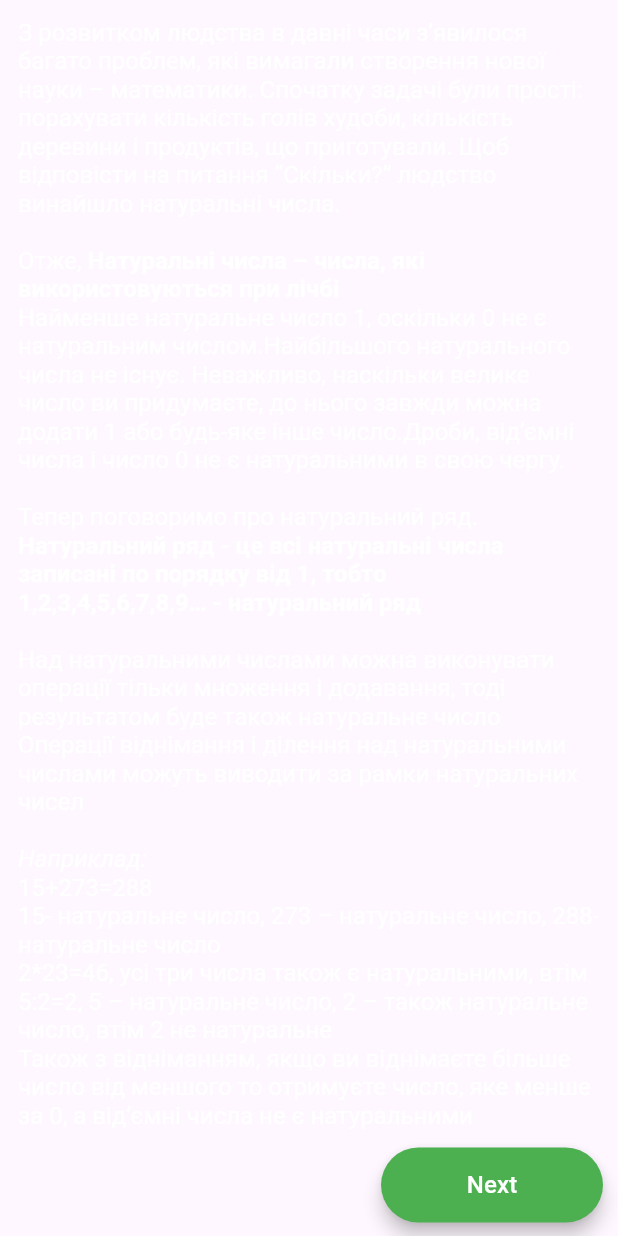
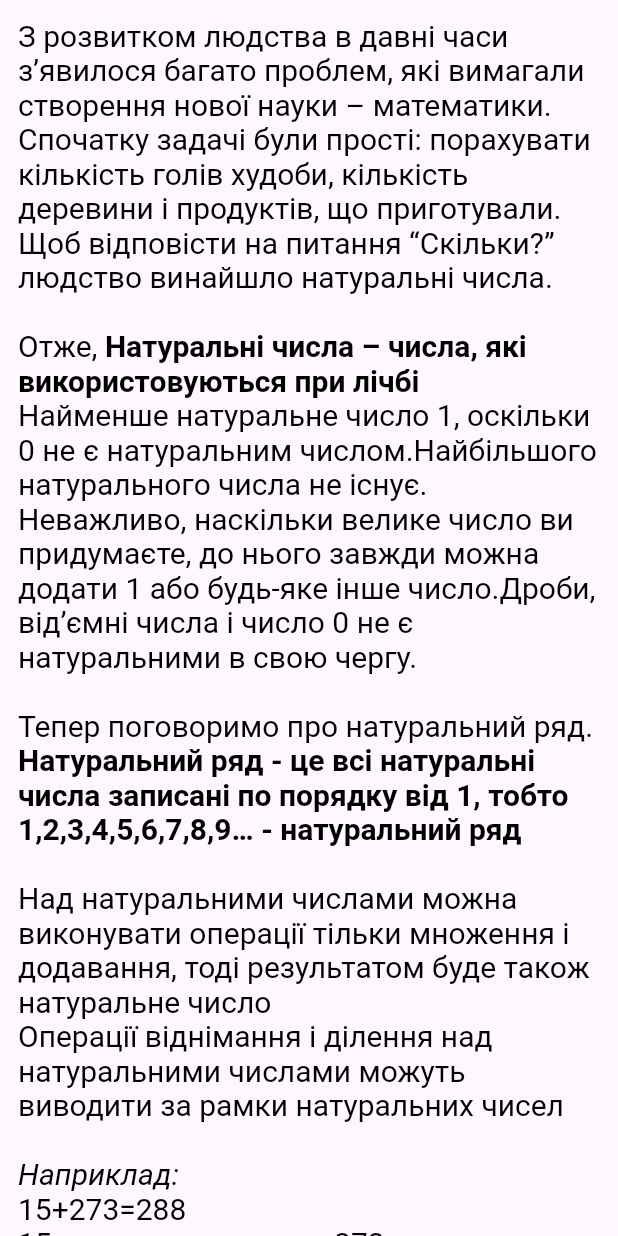
Before and after one commit to OleksijKhodzko/42, a Flutter app: the LessonContent widget shown alone on an empty page, opened directly, on a phone screen of 412 x 824 dp. Run offline on Flutter 3.47's test engine with Material 3 defaults, Android fonts, the phone set to English and light mode, and no system bars; our stand-ins replace cloud_firestore, device_preview, firebase_auth, firebase_core, firebase_storage, flutter_spinkit and 1 more; missing offline and left inert: firebase_auth_web, firebase_core_web, json_cache; accounts and stored records are empty; network calls fail.

Commit message:
Legendary commit

```diff
--- a/lib/main.dart
+++ b/lib/main.dart
@@ -23,8 +23,8 @@ Future<void> clearPrefs() async {
 }
 
 void main() {
-  const releaseMode = kReleaseMode;
-  // const releaseMode = true;
+  //const releaseMode = kReleaseMode;
+  const releaseMode = true;
   runApp(
     DevicePreview(
       enabled: !releaseMode,
--- a/lib/pages/lesson_page/lesson_parts/lesson_content.dart
+++ b/lib/pages/lesson_page/lesson_parts/lesson_content.dart
@@ -11,39 +11,64 @@ class LessonContent extends StatefulWidget {
 }
 
 class _LessonContentState extends State<LessonContent> {
-  List<bool> _buttonStates = [true, false, false, false];
+
+  List<bool> _buttonStates = [true, false, false, false, false, false, false, false, false];
+  List<GlobalKey> widgetsID = List.generate(9, (index) => GlobalKey());
+  final ScrollController _controller = ScrollController();
+  int blockIndex = 0;
+
+  void scrollToWidget(GlobalKey widgetKey) {
+
+    RenderBox box = widgetKey.currentContext!.findRenderObject() as RenderBox;
+    Offset position = box.localToGlobal(Offset.zero);
+
+
+    double appBarHeight = (Scaffold.of(context).appBarMaxHeight ?? 0.0) ;//- 50;// MediaQuery.of(context).padding.top;
+    double y = position.dy + appBarHeight + _controller.position.pixels;
+
+    _controller.animateTo(
+      y,
+      duration: const Duration(milliseconds: 300),
+      curve: Curves.easeInOut,
+    );
+  }
 
   @override
   Widget build(BuildContext context) {
-    return Column(
+    return ListView(
+      controller: _controller,
+      children: [
+        Column(
           children: [
               Visibility(
                 visible: _buttonStates[0],
+                key: widgetsID[0],
                 child: Column(
                   children: [
                     const Row(
                       children: [
                         Flexible(
+
                           child: TextParagraph(customText: [
                             TextSpan(text: "З розвитком людства в давні часи з’явилося багато проблем, які вимагали створення "
                                           "нової науки – математики. Спочатку задачі були прості: порахувати кількість голів худоби, кількість "
-                                      "деревини і продуктів, що приготували. Щоб відповісти на питання “Скільки?” людство винайшло натуральні числа.\n\nОтже, ", style: TextStyle(fontSize: 16)),
+                                          "деревини і продуктів, що приготували. Щоб відповісти на питання “Скільки?” людство винайшло натуральні числа.\n\nОтже, ", style: TextStyle()),
 
-                        TextSpan(text: "Натуральні числа – числа, які використовуються при лічбі\n", style: TextStyle(fontWeight: FontWeight.bold, fontSize: 16)),
+                            TextSpan(text: "Натуральні числа – числа, які використовуються при лічбі\n", style: TextStyle(fontWeight: FontWeight.bold)),
 
-                        TextSpan(text: "Найменше натуральне число 1, оскільки 0 не є натуральним числом.", style: TextStyle(fontSize: 16)),
+                            TextSpan(text: "Найменше натуральне число 1, оскільки 0 не є натуральним числом.", style: TextStyle()),
                             TextSpan(text: "Найбільшого натурального числа не існує. Неважливо, наскільки велике число ви придумаєте, "
-                                        "до нього завжди можна додати 1 або будь-яке інше число.", style: TextStyle(fontSize: 16)),
-                        TextSpan(text: "Дроби, від’ємні числа і число 0 не є натуральними в свою чергу.\n\n", style: TextStyle(fontSize: 16)),
-                        TextSpan(text: "Тепер поговоримо про натуральний ряд.\n", style: TextStyle(fontSize: 16)),
+                                            "до нього завжди можна додати 1 або будь-яке інше число.", style: TextStyle()),
+                            TextSpan(text: "Дроби, від’ємні числа і число 0 не є натуральними в свою чергу.\n\n", style: TextStyle()),
+                            TextSpan(text: "Тепер поговоримо про натуральний ряд.\n", style: TextStyle()),
                             TextSpan(text: "Натуральний ряд - це всі натуральні числа записані по порядку від 1, тобто\n"
-                                        "1,2,3,4,5,6,7,8,9… - натуральний ряд\n\n", style: TextStyle(fontWeight: FontWeight.bold, fontSize: 16)),
+                                            "1,2,3,4,5,6,7,8,9… - натуральний ряд\n\n", style: TextStyle(fontWeight: FontWeight.bold)),
                             TextSpan(text: "Над натуральними числами можна виконувати операції тільки множення і додавання, тоді результатом буде також натуральне число\n"
-                                        "Операції віднімання і ділення над натуральними числами можуть виводити за рамки натуральних чисел\n\n", style: TextStyle(fontSize: 16)),
-                        TextSpan(text: "Наприклад:\n", style: TextStyle(fontStyle: FontStyle.italic, fontSize: 16)),
+                                            "Операції віднімання і ділення над натуральними числами можуть виводити за рамки натуральних чисел\n\n", style: TextStyle()),
+                            TextSpan(text: "Наприклад:\n", style: TextStyle(fontStyle: FontStyle.italic)),
                             TextSpan(text: "15+273=288\n15- натуральне число, 273 – натуральне число, 288- натуральне число\n"
                                            "2*23=46, усі три числа також є натуральними, втім 5:2=2, 5 – натуральне число, 2 – також натуральне число, втім 2 не натуральне\n"
-                                       "Також з відніманням, якщо ви віднімаєте більше число від меншого то отримуєте число, яке менше за 0, а від’ємні числа не є натуральними", style: TextStyle(fontSize: 16)),
+                                           "Також з відніманням, якщо ви віднімаєте більше число від меншого то отримуєте число, яке менше за 0, а від’ємні числа не є натуральними", style: TextStyle()),
                           ],),
                         ),
                       ],
@@ -52,17 +77,19 @@ class _LessonContentState extends State<LessonContent> {
                       mainAxisAlignment: MainAxisAlignment.end,
                       children: [
                         Padding(
-                      padding: const EdgeInsets.only(right: 10),
+                          padding: const EdgeInsets.only(right: 20),
                           child: ElevatedButton(
                             onPressed: (){
                               setState(() {
-                            _buttonStates[1] = true;
+                                blockIndex++;
+                                _buttonStates[blockIndex] = true;
                               });
+                              scrollToWidget(widgetsID[1]);
                             },
                             style: ElevatedButton.styleFrom(
-                          backgroundColor: Colors.green,
+                              backgroundColor: Colors.black,
                               foregroundColor: Colors.white,
-                          shadowColor: Colors.black,
+                              shadowColor: Colors.grey,
                               elevation: 5,
                             ),
                             child: const SizedBox(
@@ -78,6 +105,7 @@ class _LessonContentState extends State<LessonContent> {
               ),
               Visibility(
                 visible: _buttonStates[1],
+                key: widgetsID[1],
                 child: Column(
                   children: [
                     const Row(
@@ -86,19 +114,19 @@ class _LessonContentState extends State<LessonContent> {
                           child: TextParagraph(customText: [
                             TextSpan(text: "Як ми вже з’ясували, натуральні числа позначають кількість предметів. І так само як ми можемо"
                             "порівнювати кількості предметів (наприклад, казати, що яблук у кошику більше ніж груш), ми також можемо"
-                        "порівнювати натуральні числа. Наприклад, число 5 більше ніж число 2.\n", style: TextStyle(fontSize: 16)),
+                            "порівнювати натуральні числа. Наприклад, число 5 більше ніж число 2.\n", style: TextStyle()),
 
                             TextSpan(text: "Результат порівняння чисел записуємо за допомогою знаків “>” (більше) або “<” (менше). Наприклад:\n"
                             "1.) 7 > 5 (читаємо: “сім більше за п’ять”);\n2.) 5 < 7 (читаємо: “п’ять менше за сім”). \nЯкий знак використовувати в якій ситуації "
                             "можна легко запам’ятати, якщо уявити, що знак порівняння – це дзьоб голодного птаха. Зрозуміло, що цей птах розкриватиме "
-                        "дзьоба в ту сторону, де буде більше число.\n\n", style: TextStyle(fontSize: 16)),
+                            "дзьоба в ту сторону, де буде більше число.\n\n", style: TextStyle()),
 
-                        TextSpan(text: "      Правила порівняння натуральних чисел:\n     ", style: TextStyle(fontSize: 16)),
+                            TextSpan(text: "      Правила порівняння натуральних чисел:\n     ", style: TextStyle()),
                             TextSpan(text: "1.) Якщо два натуральних числа мають різну кількість цифр, то більшим буде те, у якого більше знаків.\n"
                             "Наприклад, число 733 більше за 54, оскільки кількість знаків у 733 більша за кількість знаків у 54.\n2.) Якщо два натуральних "
                             "числа мають однакову кількість цифр, то більшим числом є те, яке має більшу цифру у найвищому розряді. Якщо цифри у найвищому "
                             "розряді однакові, то порівнюють цифри наступного розряду і т. д.\nПорівняймо числа 4723 і 4750.\nКількість знаків у числах однакова, "
-                        "тому порівняймо їхні перші цифри. 4 = 4, тому порівняємо наступні цифри. 7 = 7, тому порівняємо наступні. 2 < 5, тому число 4750 > 4723.", style: TextStyle(fontSize: 16)),
+                            "тому порівняймо їхні перші цифри. 4 = 4, тому порівняємо наступні цифри. 7 = 7, тому порівняємо наступні. 2 < 5, тому число 4750 > 4723.", style: TextStyle()),
                           ],),
                         ),
                       ],
@@ -106,22 +134,27 @@ class _LessonContentState extends State<LessonContent> {
                     Row(
                       mainAxisAlignment: MainAxisAlignment.end,
                       children: [
-                    ElevatedButton(
+                        Padding(
+                          padding: const EdgeInsets.only(right: 20.0),
+                          child: ElevatedButton(
                             onPressed: (){
                               setState(() {
-                          _buttonStates[2] = true;
+                                  blockIndex++;
+                                  _buttonStates[blockIndex] = true;
                                 });
+                              scrollToWidget(widgetsID[2]);
                             },
                             style: ElevatedButton.styleFrom(
-                        backgroundColor: Colors.green,
+                              backgroundColor: Colors.black,
                               foregroundColor: Colors.white,
-                        shadowColor: Colors.black,
+                              shadowColor: Colors.grey,
                               elevation: 5,
                             ),
                             child: const SizedBox(
                               height: 50,
                               width: 100,
-                        child: Center(child: Text("Next", style: TextStyle(color: Colors.white),),),
+                              child: Center(child: Text("Next", style: TextStyle(color: Colors.white, fontSize: 16),),),
+                            ),
                           ),
                         ),
                     ],),
@@ -130,6 +163,7 @@ class _LessonContentState extends State<LessonContent> {
               ),
               Visibility(
                 visible: _buttonStates[2],
+                key: widgetsID[2],
                 child: Column(
                   children: [
                     const Row(
@@ -158,12 +192,27 @@ class _LessonContentState extends State<LessonContent> {
                     Row(
                       mainAxisAlignment: MainAxisAlignment.end,
                       children: [
-                    ElevatedButton(
-                      onPressed: (){},
+                        Padding(
+                          padding: const EdgeInsets.only(right: 20),
+                          child: ElevatedButton(
+                            onPressed: (){
+                              setState(() {
+                                  blockIndex++;
+                                  _buttonStates[blockIndex] = true;
+                              });
+                              scrollToWidget(widgetsID[3]);
+                            },
+                            style: ElevatedButton.styleFrom(
+                              backgroundColor: Colors.black,
+                              foregroundColor: Colors.white,
+                              shadowColor: Colors.grey,
+                              elevation: 5,
+                            ),
                             child: const SizedBox(
                               height: 50,
                               width: 100,
-                        child: Text("Next", style: TextStyle(color: Colors.white),),
+                              child: Center(child: Text("Next", style: TextStyle(color: Colors.white, fontSize: 16),),),
+                            ),
                           ),
                         ),
                     ],),
@@ -172,6 +221,7 @@ class _LessonContentState extends State<LessonContent> {
               ),
               Visibility(
                 visible: _buttonStates[3],
+                key: widgetsID[3],
                 child: Column(
                   children: [
                     const Row(
@@ -200,12 +250,27 @@ class _LessonContentState extends State<LessonContent> {
                     Row(
                       mainAxisAlignment: MainAxisAlignment.end,
                       children: [
-                    ElevatedButton(
-                      onPressed: (){},
+                        Padding(
+                          padding: const EdgeInsets.only(right: 20),
+                          child: ElevatedButton(
+                            onPressed: (){
+                              setState(() {
+                                blockIndex++;
+                                _buttonStates[blockIndex] = true;
+                              });
+                              scrollToWidget(widgetsID[4]);
+                            },
+                            style: ElevatedButton.styleFrom(
+                              backgroundColor: Colors.black,
+                              foregroundColor: Colors.white,
+                              shadowColor: Colors.grey,
+                              elevation: 5,
+                            ),
                             child: const SizedBox(
                               height: 50,
                               width: 100,
-                        child: Text("Next", style: TextStyle(color: Colors.white),),
+                              child: Center(child: Text("Next", style: TextStyle(color: Colors.white, fontSize: 16),),),
+                            ),
                           ),
                         ),
                     ],),
@@ -213,6 +278,8 @@ class _LessonContentState extends State<LessonContent> {
                 ),
               ),
           ],
+        ),
+      ],
     );
   }
 }
--- a/lib/pages/lesson_page/lesson_parts/text_in_lesson_widget.dart
+++ b/lib/pages/lesson_page/lesson_parts/text_in_lesson_widget.dart
@@ -12,8 +12,10 @@ class TextParagraph extends StatelessWidget {
       padding: const EdgeInsets.all(12.0),
       child: RichText(
               text: TextSpan(
+                style: const TextStyle(fontSize: 20, color: Colors.black),
                 children: customText,
               ),
+
             ),
     );
   }
```
Also changed, not shown: lib/pages/lesson_page/lesson_page.dart (+1 -20 lines), 2 other files. Lines whose indentation alone changed are shown as unchanged.
